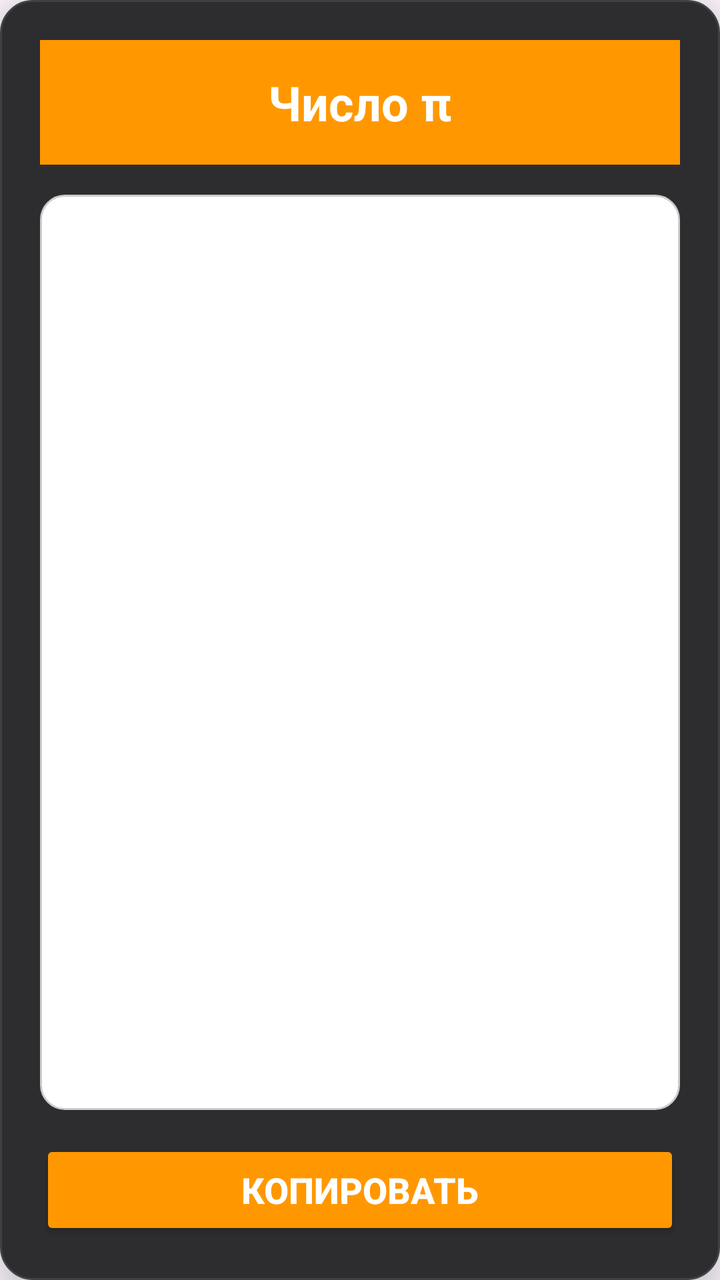
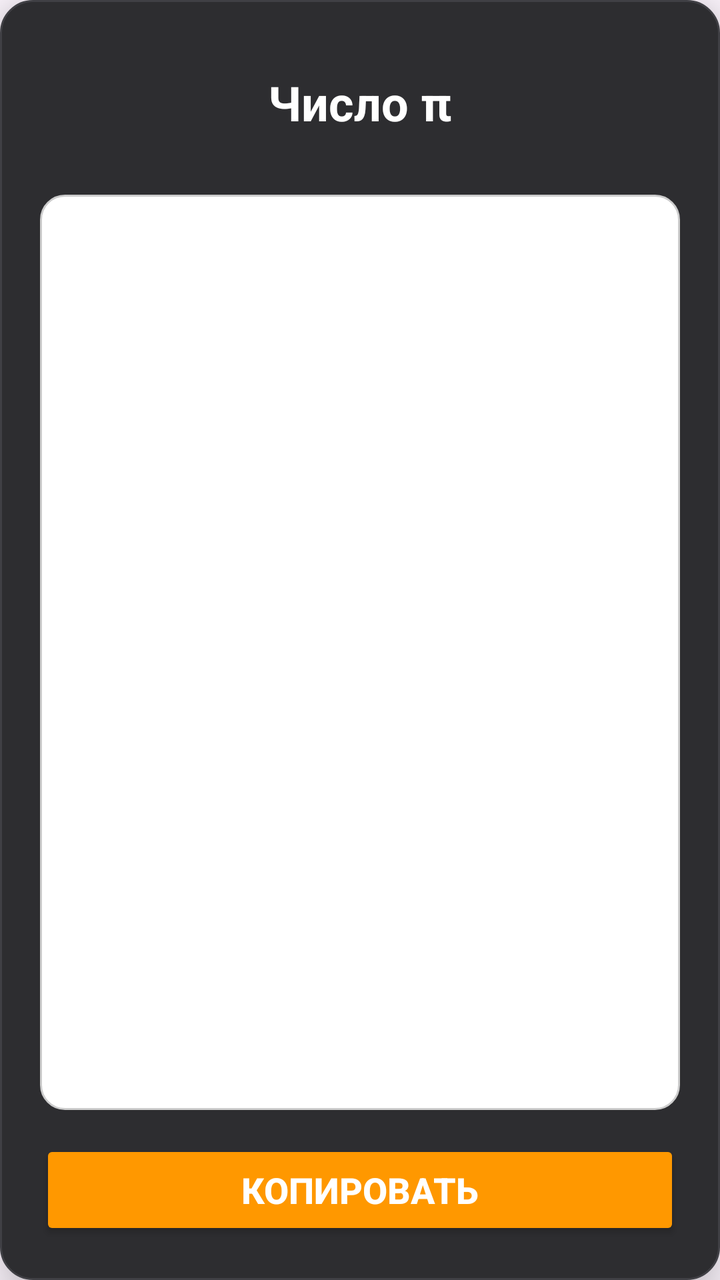

The first picture is an Android layout as it rendered before a commit; the second is the same layout after the commit. The layout source and the unified diff follow.
<!-- AndroidManifest.xml: application theme Theme.Calculator -->
<!-- res/layout/dialog_pi.xml -->
<?xml version="1.0" encoding="utf-8"?>
<LinearLayout xmlns:android="http://schemas.android.com/apk/res/android"
    android:layout_width="350dp"
    android:layout_height="400dp"
    android:orientation="vertical"
    android:background="@drawable/popup_bg"
    android:padding="20dp"
    android:elevation="16dp">

    
    <TextView
        android:layout_width="match_parent"
        android:layout_height="wrap_content"
        android:text="Число π"
        android:textColor="#FFFFFF"
        android:textSize="24sp"
        android:textStyle="bold"
        android:gravity="center"
        android:background="#FF9800"
        android:padding="15dp"
        android:layout_margin="-20dp"
        android:layout_marginBottom="15dp" />

    
    <ScrollView
        android:layout_width="match_parent"
        android:layout_height="0dp"
        android:layout_weight="1"
        android:background="@drawable/edittext_bg"
        android:padding="12dp"
        android:fillViewport="true">

        <TextView
            android:id="@+id/tvPiValue"
            android:layout_width="match_parent"
            android:layout_height="wrap_content"
            android:textColor="#333333"
            android:textSize="24sp"
            android:fontFamily="sans-serif-medium"
            android:lineSpacingExtra="4dp"
            android:textIsSelectable="true" />
    </ScrollView>

    
    <Button
        android:id="@+id/btnCopyPi"
        android:layout_width="match_parent"
        android:layout_height="50dp"
        android:layout_marginTop="15dp"
        android:backgroundTint="#FF9800"
        android:text="Копировать"
        android:textColor="#FFFFFF"
        android:textSize="18sp"
        android:textStyle="bold" />

</LinearLayout>
<!-- resources referenced by this layout -->
<resources>
  <!-- drawable edittext_bg (drawable) -->
  <?xml version="1.0" encoding="utf-8"?>
  <shape xmlns:android="http://schemas.android.com/apk/res/android">
      <solid android:color="#FFFFFF" />
      <corners android:radius="12dp" />
      <stroke
          android:width="1dp"
          android:color="#CCCCCC" />
      <padding
          android:left="8dp"
          android:top="8dp"
          android:right="8dp"
          android:bottom="8dp" />
  </shape>
  <!-- drawable popup_bg (drawable) -->
  <?xml version="1.0" encoding="utf-8"?>
  <shape xmlns:android="http://schemas.android.com/apk/res/android"
      android:shape="rectangle">
      
      <solid android:color="#2D2D30" />
      
      <corners android:radius="16dp" />
      
      <stroke
          android:width="1dp"
          android:color="#404045" />
  </shape>
  <style name="Theme.Calculator" parent="Base.Theme.Calculator" />
  <style name="Base.Theme.Calculator" parent="Theme.Material3.DayNight.NoActionBar">
          
          
      </style>
</resources>

<!-- the commit's change to res/layout/dialog_pi.xml (unified diff, before → after) -->
@@ -16,9 +16,8 @@
         android:textSize="24sp"
         android:textStyle="bold"
         android:gravity="center"
-        android:background="#FF9800"
+        android:background="@android:color/transparent"
         android:padding="15dp"
-        android:layout_margin="-20dp"
         android:layout_marginBottom="15dp" />
 
     
@@ -35,7 +34,7 @@
             android:layout_width="match_parent"
             android:layout_height="wrap_content"
             android:textColor="#333333"
-            android:textSize="24sp"
+            android:textSize="32sp"
             android:fontFamily="sans-serif-medium"
             android:lineSpacingExtra="4dp"
             android:textIsSelectable="true" />
